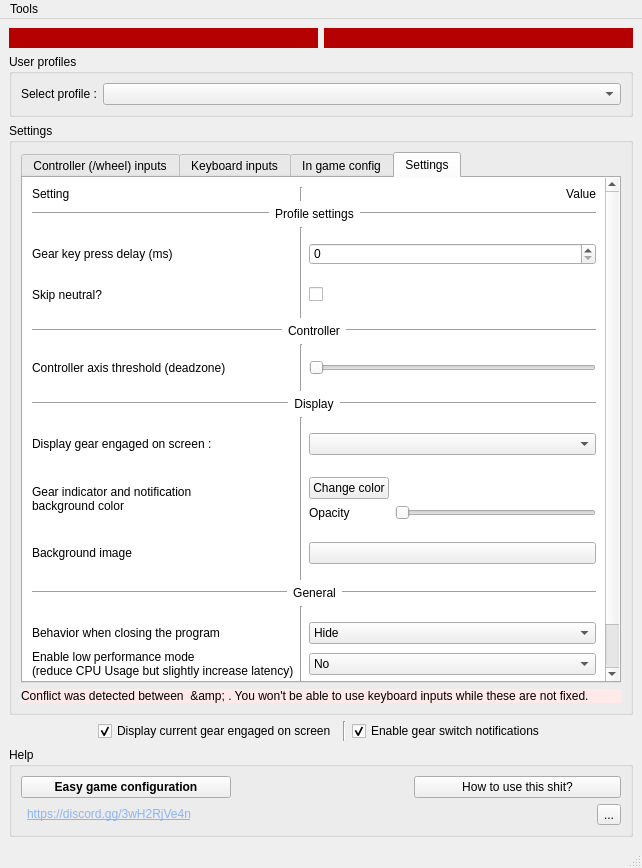
This is BrokenTC2/mainwindow.ui in BrokenGameNoob/BrokenTC2 as Qt 5 draws it before an edit. The edited form follows.
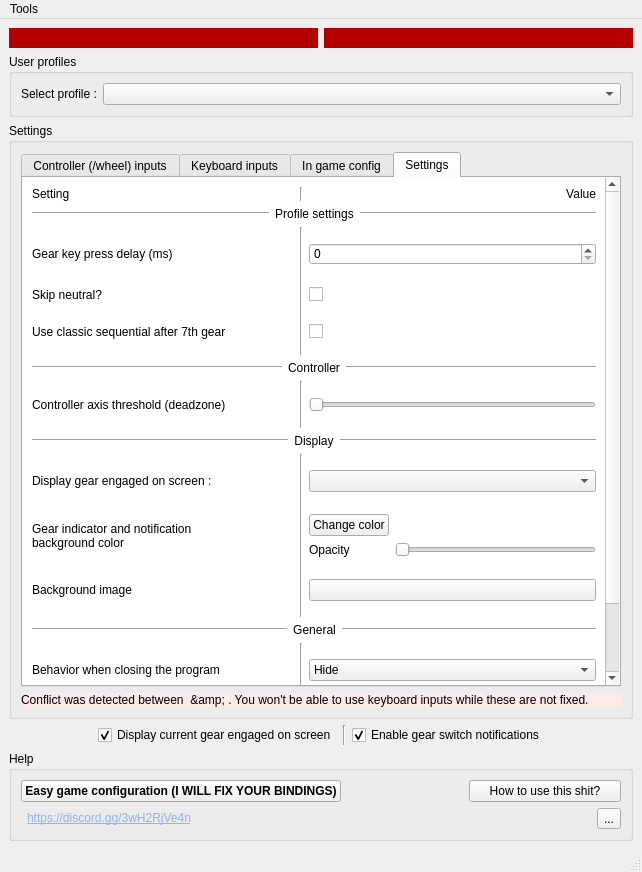
This is the edited form. The open tabs and pages were chosen to show the change. Icons and pictures are not drawn.

Commit message: Can use sequential up to 8th gear & keyboard clutch sequential

The edit to the form file:
```diff
--- a/BrokenTC2/mainwindow.ui
+++ b/BrokenTC2/mainwindow.ui
@@ -7,7 +7,7 @@
     <x>0</x>
     <y>0</y>
     <width>642</width>
-    <height>868</height>
+    <height>872</height>
    </rect>
   </property>
   <property name="windowTitle">
@@ -117,7 +117,7 @@
            </size>
           </property>
           <property name="currentIndex">
-           <number>1</number>
+           <number>3</number>
           </property>
           <widget class="QScrollArea" name="tb_settings_controller">
            <property name="sizePolicy">
@@ -1213,7 +1213,7 @@
               <x>0</x>
               <y>0</y>
               <width>582</width>
-              <height>598</height>
+              <height>636</height>
              </rect>
             </property>
             <property name="minimumSize">
@@ -1229,60 +1229,31 @@
 	</string>
             </property>
             <layout class="QGridLayout" name="gridLayout_4">
-             <item row="25" column="2">
-              <widget class="QComboBox" name="cb_launchOnStartup">
-               <item>
-                <property name="text">
-                 <string>No</string>
-                </property>
-               </item>
-               <item>
-                <property name="text">
-                 <string>Yes</string>
-                </property>
-               </item>
-              </widget>
-             </item>
-             <item row="2" column="0">
-              <spacer name="verticalSpacer_6">
+             <item row="23" column="1" rowspan="5">
+              <widget class="Line" name="line_28">
                <property name="orientation">
                 <enum>Qt::Vertical</enum>
                </property>
-               <property name="sizeType">
-                <enum>QSizePolicy::Minimum</enum>
+              </widget>
+             </item>
+             <item row="3" column="0">
+              <widget class="QLabel" name="lbl_disp_gearDelay">
+               <property name="toolTip">
+                <string>How long the key is going to be pressed down</string>
                </property>
-               <property name="sizeHint" stdset="0">
-                <size>
-                 <width>20</width>
-                 <height>10</height>
-                </size>
+               <property name="text">
+                <string>Gear key press delay (ms)</string>
                </property>
-              </spacer>
+              </widget>
              </item>
-             <item row="5" column="0">
-              <widget class="QLabel" name="lbl_disp_skip_neutral">
+             <item row="19" column="0">
+              <widget class="QLabel" name="lbl_disp_changeBackground">
                <property name="text">
-                <string>Skip neutral?</string>
+                <string>Background image</string>
                </property>
               </widget>
              </item>
-             <item row="24" column="0">
-              <spacer name="verticalSpacer_17">
-               <property name="orientation">
-                <enum>Qt::Vertical</enum>
-               </property>
-               <property name="sizeType">
-                <enum>QSizePolicy::Minimum</enum>
-               </property>
-               <property name="sizeHint" stdset="0">
-                <size>
-                 <width>20</width>
-                 <height>10</height>
-                </size>
-               </property>
-              </spacer>
-             </item>
-             <item row="16" column="0">
+             <item row="18" column="0">
               <spacer name="verticalSpacer_21">
                <property name="orientation">
                 <enum>Qt::Vertical</enum>
@@ -1298,28 +1269,339 @@
                </property>
               </spacer>
              </item>
-             <item row="22" column="0">
+             <item row="19" column="2">
+              <widget class="QPushButton" name="pb_changeBackground">
+               <property name="text">
+                <string/>
+               </property>
+              </widget>
+             </item>
+             <item row="4" column="0">
+              <spacer name="verticalSpacer_22">
+               <property name="orientation">
+                <enum>Qt::Vertical</enum>
+               </property>
+               <property name="sizeType">
+                <enum>QSizePolicy::Minimum</enum>
+               </property>
+               <property name="sizeHint" stdset="0">
+                <size>
+                 <width>20</width>
+                 <height>10</height>
+                </size>
+               </property>
+              </spacer>
+             </item>
+             <item row="3" column="2">
+              <widget class="QSpinBox" name="sb_gearDelay">
+               <property name="sizePolicy">
+                <sizepolicy hsizetype="Preferred" vsizetype="Fixed">
+                 <horstretch>0</horstretch>
+                 <verstretch>0</verstretch>
+                </sizepolicy>
+               </property>
+               <property name="toolTip">
+                <string>How long the key is going to be pressed down</string>
+               </property>
+               <property name="maximum">
+                <number>1200</number>
+               </property>
+              </widget>
+             </item>
+             <item row="0" column="0">
+              <widget class="QLabel" name="lbl_disp_settings">
+               <property name="text">
+                <string>Setting</string>
+               </property>
+              </widget>
+             </item>
+             <item row="26" column="0">
+              <spacer name="verticalSpacer_17">
+               <property name="orientation">
+                <enum>Qt::Vertical</enum>
+               </property>
+               <property name="sizeType">
+                <enum>QSizePolicy::Minimum</enum>
+               </property>
+               <property name="sizeHint" stdset="0">
+                <size>
+                 <width>20</width>
+                 <height>10</height>
+                </size>
+               </property>
+              </spacer>
+             </item>
+             <item row="16" column="0">
+              <spacer name="verticalSpacer_20">
+               <property name="orientation">
+                <enum>Qt::Vertical</enum>
+               </property>
+               <property name="sizeType">
+                <enum>QSizePolicy::Minimum</enum>
+               </property>
+               <property name="sizeHint" stdset="0">
+                <size>
+                 <width>20</width>
+                 <height>10</height>
+                </size>
+               </property>
+              </spacer>
+             </item>
+             <item row="14" column="1" rowspan="7">
+              <widget class="Line" name="line_29">
+               <property name="orientation">
+                <enum>Qt::Vertical</enum>
+               </property>
+              </widget>
+             </item>
+             <item row="28" column="0">
+              <spacer name="verticalSpacer_12">
+               <property name="orientation">
+                <enum>Qt::Vertical</enum>
+               </property>
+               <property name="sizeHint" stdset="0">
+                <size>
+                 <width>20</width>
+                 <height>40</height>
+                </size>
+               </property>
+              </spacer>
+             </item>
+             <item row="25" column="0">
+              <widget class="QLabel" name="lbl_disp_lowPerfMode">
+               <property name="text">
+                <string>Enable low performance mode
+(reduce CPU Usage but slightly increase latency)</string>
+               </property>
+              </widget>
+             </item>
+             <item row="24" column="0">
               <widget class="QLabel" name="lbl_disp_exitOnCloseEvent">
                <property name="text">
                 <string>Behavior when closing the program</string>
                </property>
               </widget>
              </item>
-             <item row="22" column="2">
-              <widget class="QComboBox" name="cb_exitOnCloseEvent">
+             <item row="10" column="1" rowspan="3">
+              <widget class="Line" name="line_32">
+               <property name="orientation">
+                <enum>Qt::Vertical</enum>
+               </property>
+              </widget>
+             </item>
+             <item row="12" column="0">
+              <spacer name="verticalSpacer_18">
+               <property name="orientation">
+                <enum>Qt::Vertical</enum>
+               </property>
+               <property name="sizeType">
+                <enum>QSizePolicy::Minimum</enum>
+               </property>
+               <property name="sizeHint" stdset="0">
+                <size>
+                 <width>20</width>
+                 <height>10</height>
+                </size>
+               </property>
+              </spacer>
+             </item>
+             <item row="20" column="0">
+              <spacer name="verticalSpacer_15">
+               <property name="orientation">
+                <enum>Qt::Vertical</enum>
+               </property>
+               <property name="sizeType">
+                <enum>QSizePolicy::Minimum</enum>
+               </property>
+               <property name="sizeHint" stdset="0">
+                <size>
+                 <width>20</width>
+                 <height>10</height>
+                </size>
+               </property>
+              </spacer>
+             </item>
+             <item row="5" column="0">
+              <widget class="QLabel" name="lbl_disp_skip_neutral">
+               <property name="text">
+                <string>Skip neutral?</string>
+               </property>
+              </widget>
+             </item>
+             <item row="13" column="0" colspan="3">
+              <layout class="QHBoxLayout" name="hlay_disp_sepDisplay">
                <item>
+                <widget class="Line" name="line_25">
+                 <property name="orientation">
+                  <enum>Qt::Horizontal</enum>
+                 </property>
+                </widget>
+               </item>
+               <item>
+                <widget class="QLabel" name="lbl_disp_sepDisplay">
+                 <property name="sizePolicy">
+                  <sizepolicy hsizetype="Maximum" vsizetype="Preferred">
+                   <horstretch>0</horstretch>
+                   <verstretch>0</verstretch>
+                  </sizepolicy>
+                 </property>
+                 <property name="text">
+                  <string>Display</string>
+                 </property>
+                 <property name="alignment">
+                  <set>Qt::AlignCenter</set>
+                 </property>
+                </widget>
+               </item>
+               <item>
+                <widget class="Line" name="line_10">
+                 <property name="orientation">
+                  <enum>Qt::Horizontal</enum>
+                 </property>
+                </widget>
+               </item>
+              </layout>
+             </item>
+             <item row="15" column="0">
+              <widget class="QLabel" name="lbl_disp_gearDisplayScreen">
+               <property name="text">
+                <string>Display gear engaged on screen :</string>
+               </property>
+              </widget>
+             </item>
+             <item row="6" column="0">
+              <spacer name="verticalSpacer_14">
+               <property name="orientation">
+                <enum>Qt::Vertical</enum>
+               </property>
+               <property name="sizeType">
+                <enum>QSizePolicy::Minimum</enum>
+               </property>
+               <property name="sizeHint" stdset="0">
+                <size>
+                 <width>20</width>
+                 <height>10</height>
+                </size>
+               </property>
+              </spacer>
+             </item>
+             <item row="14" column="0">
+              <spacer name="verticalSpacer_13">
+               <property name="orientation">
+                <enum>Qt::Vertical</enum>
+               </property>
+               <property name="sizeType">
+                <enum>QSizePolicy::Minimum</enum>
+               </property>
+               <property name="sizeHint" stdset="0">
+                <size>
+                 <width>20</width>
+                 <height>10</height>
+                </size>
+               </property>
+              </spacer>
+             </item>
+             <item row="1" column="0" colspan="3">
+              <layout class="QHBoxLayout" name="hlay_disp_sepKeyboard">
+               <item>
+                <widget class="Line" name="line_12">
+                 <property name="orientation">
+                  <enum>Qt::Horizontal</enum>
+                 </property>
+                </widget>
+               </item>
+               <item>
+                <widget class="QLabel" name="lbl_disp_sepKeyboard">
+                 <property name="sizePolicy">
+                  <sizepolicy hsizetype="Maximum" vsizetype="Preferred">
+                   <horstretch>0</horstretch>
+                   <verstretch>0</verstretch>
+                  </sizepolicy>
+                 </property>
+                 <property name="text">
+                  <string>Profile settings</string>
+                 </property>
+                 <property name="alignment">
+                  <set>Qt::AlignCenter</set>
+                 </property>
+                </widget>
+               </item>
+               <item>
+                <widget class="Line" name="line_11">
+                 <property name="orientation">
+                  <enum>Qt::Horizontal</enum>
+                 </property>
+                </widget>
+               </item>
+              </layout>
+             </item>
+             <item row="25" column="2">
+              <widget class="QComboBox" name="cb_lowPerfMode">
+               <item>
                 <property name="text">
-                 <string>Hide</string>
+                 <string>No</string>
                 </property>
                </item>
                <item>
                 <property name="text">
-                 <string>Exit</string>
+                 <string>Yes</string>
                 </property>
                </item>
               </widget>
              </item>
-             <item row="9" column="2">
+             <item row="17" column="0">
+              <widget class="QLabel" name="lbl_disp_bgHUDColor">
+               <property name="text">
+                <string>Gear indicator and notification
+background color</string>
+               </property>
+              </widget>
+             </item>
+             <item row="0" column="2">
+              <widget class="QLabel" name="lbl_disp_settValue">
+               <property name="text">
+                <string>Value</string>
+               </property>
+               <property name="alignment">
+                <set>Qt::AlignRight|Qt::AlignTrailing|Qt::AlignVCenter</set>
+               </property>
+              </widget>
+             </item>
+             <item row="22" column="0" colspan="3">
+              <layout class="QHBoxLayout" name="hlay_disp_sepGeneral">
+               <item>
+                <widget class="Line" name="line_26">
+                 <property name="orientation">
+                  <enum>Qt::Horizontal</enum>
+                 </property>
+                </widget>
+               </item>
+               <item>
+                <widget class="QLabel" name="lbl_disp_sepGeneral">
+                 <property name="sizePolicy">
+                  <sizepolicy hsizetype="Maximum" vsizetype="Preferred">
+                   <horstretch>0</horstretch>
+                   <verstretch>0</verstretch>
+                  </sizepolicy>
+                 </property>
+                 <property name="text">
+                  <string>General</string>
+                 </property>
+                 <property name="alignment">
+                  <set>Qt::AlignCenter</set>
+                 </property>
+                </widget>
+               </item>
+               <item>
+                <widget class="Line" name="line_27">
+                 <property name="orientation">
+                  <enum>Qt::Horizontal</enum>
+                 </property>
+                </widget>
+               </item>
+              </layout>
+             </item>
+             <item row="11" column="2">
               <widget class="QSlider" name="hs_joyAxisThreshold">
                <property name="minimum">
                 <number>10</number>
@@ -1338,92 +1620,14 @@
                </property>
               </widget>
              </item>
-             <item row="8" column="0">
-              <spacer name="verticalSpacer_19">
-               <property name="orientation">
-                <enum>Qt::Vertical</enum>
-               </property>
-               <property name="sizeType">
-                <enum>QSizePolicy::Minimum</enum>
-               </property>
-               <property name="sizeHint" stdset="0">
-                <size>
-                 <width>20</width>
-                 <height>10</height>
-                </size>
-               </property>
-              </spacer>
-             </item>
-             <item row="9" column="0">
-              <widget class="QLabel" name="lbl_disp_joyAxisThreshold">
+             <item row="7" column="0">
+              <widget class="QLabel" name="lbl_disp_use_seq_after_clutch">
                <property name="text">
-                <string>Controller axis threshold (deadzone)</string>
+                <string>Use classic sequential after 7th gear</string>
                </property>
               </widget>
              </item>
-             <item row="2" column="1" rowspan="5">
-              <widget class="Line" name="line_22">
-               <property name="orientation">
-                <enum>Qt::Vertical</enum>
-               </property>
-              </widget>
-             </item>
-             <item row="21" column="0">
-              <spacer name="verticalSpacer_16">
-               <property name="orientation">
-                <enum>Qt::Vertical</enum>
-               </property>
-               <property name="sizeType">
-                <enum>QSizePolicy::Minimum</enum>
-               </property>
-               <property name="sizeHint" stdset="0">
-                <size>
-                 <width>20</width>
-                 <height>10</height>
-                </size>
-               </property>
-              </spacer>
-             </item>
-             <item row="15" column="0">
-              <widget class="QLabel" name="lbl_disp_bgHUDColor">
-               <property name="text">
-                <string>Gear indicator and notification
-background color</string>
-               </property>
-              </widget>
-             </item>
-             <item row="3" column="2">
-              <widget class="QSpinBox" name="sb_gearDelay">
-               <property name="sizePolicy">
-                <sizepolicy hsizetype="Preferred" vsizetype="Fixed">
-                 <horstretch>0</horstretch>
-                 <verstretch>0</verstretch>
-                </sizepolicy>
-               </property>
-               <property name="toolTip">
-                <string>How long the key is going to be pressed down</string>
-               </property>
-               <property name="maximum">
-                <number>1200</number>
-               </property>
-              </widget>
-             </item>
-             <item row="23" column="0">
-              <widget class="QLabel" name="lbl_disp_lowPerfMode">
-               <property name="text">
-                <string>Enable low performance mode
-(reduce CPU Usage but slightly increase latency)</string>
-               </property>
-              </widget>
-             </item>
-             <item row="17" column="0">
-              <widget class="QLabel" name="lbl_disp_changeBackground">
-               <property name="text">
-                <string>Background image</string>
-               </property>
-              </widget>
-             </item>
-             <item row="15" column="2">
+             <item row="17" column="2">
               <layout class="QGridLayout" name="gl_disp_bgHUDColor">
                <item row="0" column="1">
                 <widget class="QLabel" name="lbl_bgHUDColor">
@@ -1458,181 +1662,111 @@
                </item>
               </layout>
              </item>
-             <item row="23" column="2">
-              <widget class="QComboBox" name="cb_lowPerfMode">
-               <item>
-                <property name="text">
-                 <string>No</string>
-                </property>
-               </item>
-               <item>
-                <property name="text">
-                 <string>Yes</string>
-                </property>
-               </item>
-              </widget>
-             </item>
-             <item row="13" column="2">
-              <widget class="QComboBox" name="cb_gearDisplayScreen">
-               <property name="sizePolicy">
-                <sizepolicy hsizetype="Preferred" vsizetype="Fixed">
-                 <horstretch>0</horstretch>
-                 <verstretch>0</verstretch>
-                </sizepolicy>
-               </property>
-              </widget>
-             </item>
-             <item row="1" column="0" colspan="3">
-              <layout class="QHBoxLayout" name="hlay_disp_sepKeyboard">
-               <item>
-                <widget class="Line" name="line_12">
-                 <property name="orientation">
-                  <enum>Qt::Horizontal</enum>
-                 </property>
-                </widget>
-               </item>
-               <item>
-                <widget class="QLabel" name="lbl_disp_sepKeyboard">
-                 <property name="sizePolicy">
-                  <sizepolicy hsizetype="Maximum" vsizetype="Preferred">
-                   <horstretch>0</horstretch>
-                   <verstretch>0</verstretch>
-                  </sizepolicy>
-                 </property>
-                 <property name="text">
-                  <string>Profile settings</string>
-                 </property>
-                 <property name="alignment">
-                  <set>Qt::AlignCenter</set>
-                 </property>
-                </widget>
-               </item>
-               <item>
-                <widget class="Line" name="line_11">
-                 <property name="orientation">
-                  <enum>Qt::Horizontal</enum>
-                 </property>
-                </widget>
-               </item>
-              </layout>
-             </item>
-             <item row="6" column="0">
-              <spacer name="verticalSpacer_14">
-               <property name="orientation">
-                <enum>Qt::Vertical</enum>
-               </property>
-               <property name="sizeType">
-                <enum>QSizePolicy::Minimum</enum>
-               </property>
-               <property name="sizeHint" stdset="0">
-                <size>
-                 <width>20</width>
-                 <height>10</height>
-                </size>
-               </property>
-              </spacer>
-             </item>
-             <item row="3" column="0">
-              <widget class="QLabel" name="lbl_disp_gearDelay">
-               <property name="toolTip">
-                <string>How long the key is going to be pressed down</string>
-               </property>
+             <item row="5" column="2">
+              <widget class="QCheckBox" name="cb_skip_neutral">
                <property name="text">
-                <string>Gear key press delay (ms)</string>
+                <string/>
                </property>
               </widget>
              </item>
-             <item row="10" column="0">
-              <spacer name="verticalSpacer_18">
-               <property name="orientation">
-                <enum>Qt::Vertical</enum>
-               </property>
-               <property name="sizeType">
-                <enum>QSizePolicy::Minimum</enum>
-               </property>
-               <property name="sizeHint" stdset="0">
-                <size>
-                 <width>20</width>
-                 <height>10</height>
-                </size>
-               </property>
-              </spacer>
-             </item>
-             <item row="14" column="0">
-              <spacer name="verticalSpacer_20">
-               <property name="orientation">
-                <enum>Qt::Vertical</enum>
-               </property>
-               <property name="sizeType">
-                <enum>QSizePolicy::Minimum</enum>
-               </property>
-               <property name="sizeHint" stdset="0">
-                <size>
-                 <width>20</width>
-                 <height>10</height>
-                </size>
-               </property>
-              </spacer>
-             </item>
-             <item row="11" column="0" colspan="3">
-              <layout class="QHBoxLayout" name="hlay_disp_sepDisplay">
-               <item>
-                <widget class="Line" name="line_25">
-                 <property name="orientation">
-                  <enum>Qt::Horizontal</enum>
-                 </property>
-                </widget>
-               </item>
-               <item>
-                <widget class="QLabel" name="lbl_disp_sepDisplay">
-                 <property name="sizePolicy">
-                  <sizepolicy hsizetype="Maximum" vsizetype="Preferred">
-                   <horstretch>0</horstretch>
-                   <verstretch>0</verstretch>
-                  </sizepolicy>
-                 </property>
-                 <property name="text">
-                  <string>Display</string>
-                 </property>
-                 <property name="alignment">
-                  <set>Qt::AlignCenter</set>
-                 </property>
-                </widget>
-               </item>
-               <item>
-                <widget class="Line" name="line_10">
-                 <property name="orientation">
-                  <enum>Qt::Horizontal</enum>
-                 </property>
-                </widget>
-               </item>
-              </layout>
-             </item>
-             <item row="0" column="2">
-              <widget class="QLabel" name="lbl_disp_settValue">
-               <property name="text">
-                <string>Value</string>
-               </property>
-               <property name="alignment">
-                <set>Qt::AlignRight|Qt::AlignTrailing|Qt::AlignVCenter</set>
-               </property>
-              </widget>
-             </item>
-             <item row="21" column="1" rowspan="5">
-              <widget class="Line" name="line_28">
-               <property name="orientation">
-                <enum>Qt::Vertical</enum>
-               </property>
-              </widget>
-             </item>
-             <item row="25" column="0">
+             <item row="27" column="0">
               <widget class="QLabel" name="lbl_disp_launchOnStartup">
                <property name="text">
                 <string>Launch program on computer startup</string>
                </property>
               </widget>
              </item>
-             <item row="7" column="0" colspan="3">
+             <item row="27" column="2">
+              <widget class="QComboBox" name="cb_launchOnStartup">
+               <item>
+                <property name="text">
+                 <string>No</string>
+                </property>
+               </item>
+               <item>
+                <property name="text">
+                 <string>Yes</string>
+                </property>
+               </item>
+              </widget>
+             </item>
+             <item row="11" column="0">
+              <widget class="QLabel" name="lbl_disp_joyAxisThreshold">
+               <property name="text">
+                <string>Controller axis threshold (deadzone)</string>
+               </property>
+              </widget>
+             </item>
+             <item row="23" column="0">
+              <spacer name="verticalSpacer_16">
+               <property name="orientation">
+                <enum>Qt::Vertical</enum>
+               </property>
+               <property name="sizeType">
+                <enum>QSizePolicy::Minimum</enum>
+               </property>
+               <property name="sizeHint" stdset="0">
+                <size>
+                 <width>20</width>
+                 <height>10</height>
+                </size>
+               </property>
+              </spacer>
+             </item>
+             <item row="2" column="0">
+              <spacer name="verticalSpacer_6">
+               <property name="orientation">
+                <enum>Qt::Vertical</enum>
+               </property>
+               <property name="sizeType">
+                <enum>QSizePolicy::Minimum</enum>
+               </property>
+               <property name="sizeHint" stdset="0">
+                <size>
+                 <width>20</width>
+                 <height>10</height>
+                </size>
+               </property>
+              </spacer>
+             </item>
+             <item row="24" column="2">
+              <widget class="QComboBox" name="cb_exitOnCloseEvent">
+               <item>
+                <property name="text">
+                 <string>Hide</string>
+                </property>
+               </item>
+               <item>
+                <property name="text">
+                 <string>Exit</string>
+                </property>
+               </item>
+              </widget>
+             </item>
+             <item row="0" column="1">
+              <widget class="Line" name="line_21">
+               <property name="orientation">
+                <enum>Qt::Vertical</enum>
+               </property>
+              </widget>
+             </item>
+             <item row="10" column="0">
+              <spacer name="verticalSpacer_19">
+               <property name="orientation">
+                <enum>Qt::Vertical</enum>
+               </property>
+               <property name="sizeType">
+                <enum>QSizePolicy::Minimum</enum>
+               </property>
+               <property name="sizeHint" stdset="0">
+                <size>
+                 <width>20</width>
+                 <height>10</height>
+                </size>
+               </property>
+              </spacer>
+             </item>
+             <item row="9" column="0" colspan="3">
               <layout class="QHBoxLayout" name="hlay_disp_sepController">
                <item>
                 <widget class="Line" name="line_30">
@@ -1666,73 +1800,21 @@
                </item>
               </layout>
              </item>
-             <item row="0" column="0">
-              <widget class="QLabel" name="lbl_disp_settings">
-               <property name="text">
-                <string>Setting</string>
+             <item row="15" column="2">
+              <widget class="QComboBox" name="cb_gearDisplayScreen">
+               <property name="sizePolicy">
+                <sizepolicy hsizetype="Preferred" vsizetype="Fixed">
+                 <horstretch>0</horstretch>
+                 <verstretch>0</verstretch>
+                </sizepolicy>
                </property>
               </widget>
              </item>
-             <item row="8" column="1" rowspan="3">
-              <widget class="Line" name="line_32">
+             <item row="8" column="0">
+              <spacer name="verticalSpacer_23">
                <property name="orientation">
                 <enum>Qt::Vertical</enum>
                </property>
-              </widget>
-             </item>
-             <item row="17" column="2">
-              <widget class="QPushButton" name="pb_changeBackground">
-               <property name="text">
-                <string/>
-               </property>
-              </widget>
-             </item>
-             <item row="12" column="1" rowspan="7">
-              <widget class="Line" name="line_29">
-               <property name="orientation">
-                <enum>Qt::Vertical</enum>
-               </property>
-              </widget>
-             </item>
-             <item row="20" column="0" colspan="3">
-              <layout class="QHBoxLayout" name="hlay_disp_sepGeneral">
-               <item>
-                <widget class="Line" name="line_26">
-                 <property name="orientation">
-                  <enum>Qt::Horizontal</enum>
-                 </property>
-                </widget>
-               </item>
-               <item>
-                <widget class="QLabel" name="lbl_disp_sepGeneral">
-                 <property name="sizePolicy">
-                  <sizepolicy hsizetype="Maximum" vsizetype="Preferred">
-                   <horstretch>0</horstretch>
-                   <verstretch>0</verstretch>
-                  </sizepolicy>
-                 </property>
-                 <property name="text">
-                  <string>General</string>
-                 </property>
-                 <property name="alignment">
-                  <set>Qt::AlignCenter</set>
-                 </property>
-                </widget>
-               </item>
-               <item>
-                <widget class="Line" name="line_27">
-                 <property name="orientation">
-                  <enum>Qt::Horizontal</enum>
-                 </property>
-                </widget>
-               </item>
-              </layout>
-             </item>
-             <item row="18" column="0">
-              <spacer name="verticalSpacer_15">
-               <property name="orientation">
-                <enum>Qt::Vertical</enum>
-               </property>
                <property name="sizeType">
                 <enum>QSizePolicy::Minimum</enum>
                </property>
@@ -1744,69 +1826,17 @@
                </property>
               </spacer>
              </item>
-             <item row="0" column="1">
-              <widget class="Line" name="line_21">
-               <property name="orientation">
-                <enum>Qt::Vertical</enum>
-               </property>
-              </widget>
-             </item>
-             <item row="12" column="0">
-              <spacer name="verticalSpacer_13">
-               <property name="orientation">
-                <enum>Qt::Vertical</enum>
-               </property>
-               <property name="sizeType">
-                <enum>QSizePolicy::Minimum</enum>
-               </property>
-               <property name="sizeHint" stdset="0">
-                <size>
-                 <width>20</width>
-                 <height>10</height>
-                </size>
-               </property>
-              </spacer>
-             </item>
-             <item row="26" column="0">
-              <spacer name="verticalSpacer_12">
-               <property name="orientation">
-                <enum>Qt::Vertical</enum>
-               </property>
-               <property name="sizeHint" stdset="0">
-                <size>
-                 <width>20</width>
-                 <height>40</height>
-                </size>
-               </property>
-              </spacer>
-             </item>
-             <item row="13" column="0">
-              <widget class="QLabel" name="lbl_disp_gearDisplayScreen">
+             <item row="7" column="2">
+              <widget class="QCheckBox" name="cb_use_seq_after_clutch">
                <property name="text">
-                <string>Display gear engaged on screen :</string>
+                <string/>
                </property>
               </widget>
              </item>
-             <item row="4" column="0">
-              <spacer name="verticalSpacer_22">
+             <item row="2" column="1" rowspan="7">
+              <widget class="Line" name="line_22">
                <property name="orientation">
                 <enum>Qt::Vertical</enum>
-               </property>
-               <property name="sizeType">
-                <enum>QSizePolicy::Minimum</enum>
-               </property>
-               <property name="sizeHint" stdset="0">
-                <size>
-                 <width>20</width>
-                 <height>10</height>
-                </size>
-               </property>
-              </spacer>
-             </item>
-             <item row="5" column="2">
-              <widget class="QCheckBox" name="cb_skip_neutral">
-               <property name="text">
-                <string/>
                </property>
               </widget>
              </item>
@@ -1946,7 +1976,7 @@
           <string>&lt;html&gt;&lt;head/&gt;&lt;body&gt;&lt;p&gt;Help configure the game files with an intuitive GUI&lt;/p&gt;&lt;/body&gt;&lt;/html&gt;</string>
          </property>
          <property name="text">
-          <string>Easy game configuration</string>
+          <string>Easy game configuration (I WILL FIX YOUR BINDINGS)</string>
          </property>
         </widget>
        </item>
```
The commit also changes 8 other files.
